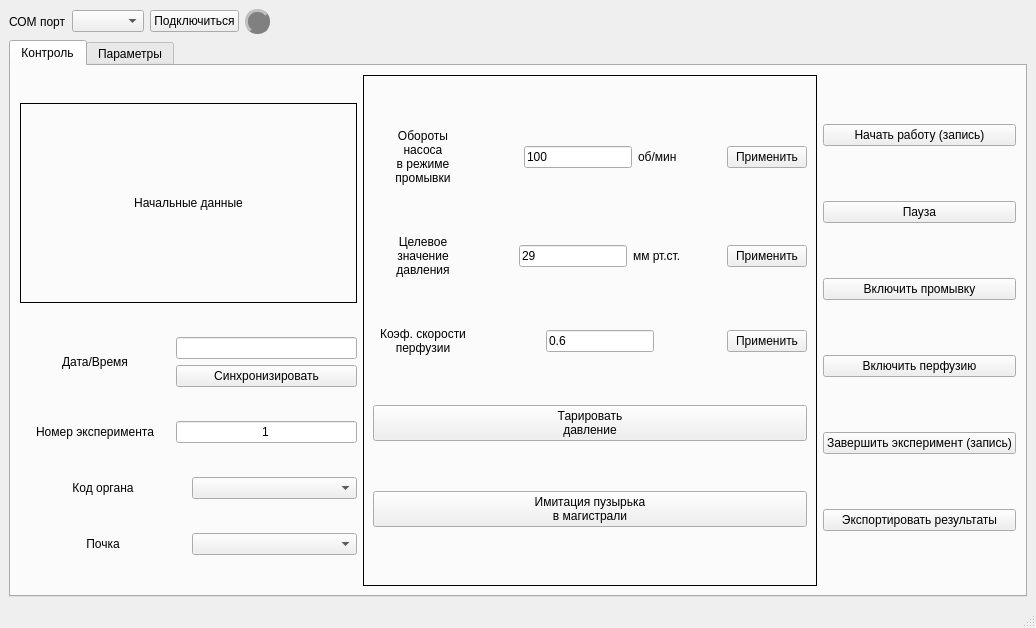
Qt form mainwindow.ui (walrusfriend/Kidney-Monitor-Qt) before a commit.
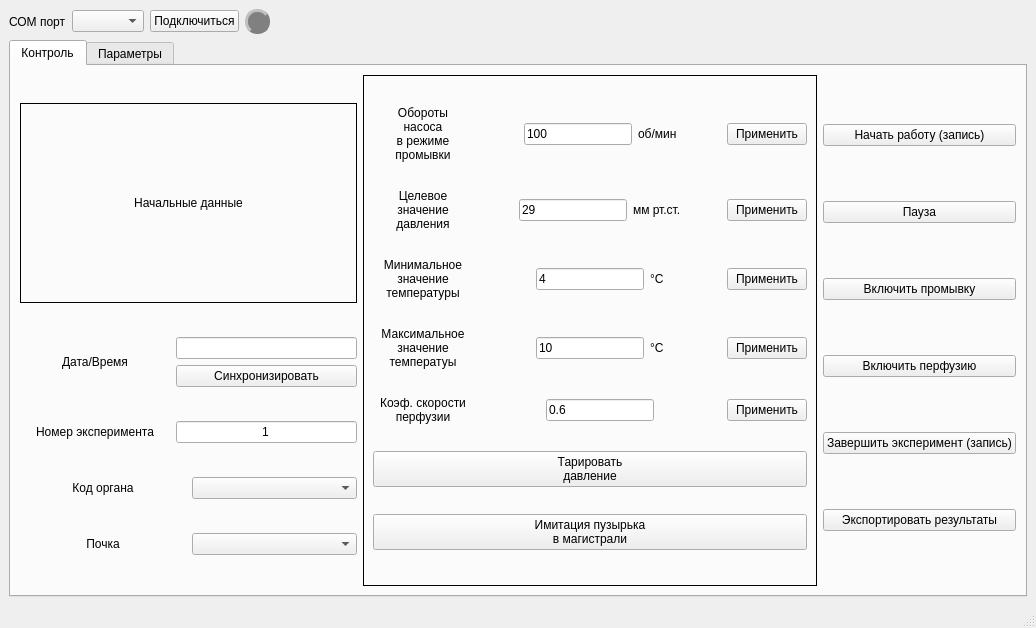
The same form after that commit.

Commit message: Added UI to change low and high temperature limits

Diff of the .ui file:
```diff
--- a/mainwindow.ui
+++ b/mainwindow.ui
@@ -404,6 +404,156 @@
              </item>
             </layout>
            </item>
+           <item>
+            <layout class="QHBoxLayout" name="horizontalLayout_29">
+             <item>
+              <widget class="QLabel" name="label_33">
+               <property name="minimumSize">
+                <size>
+                 <width>100</width>
+                 <height>0</height>
+                </size>
+               </property>
+               <property name="text">
+                <string>Минимальное
+значение
+температуры</string>
+               </property>
+               <property name="alignment">
+                <set>Qt::AlignmentFlag::AlignCenter</set>
+               </property>
+              </widget>
+             </item>
+             <item>
+              <spacer name="horizontalSpacer_8">
+               <property name="orientation">
+                <enum>Qt::Orientation::Horizontal</enum>
+               </property>
+               <property name="sizeHint" stdset="0">
+                <size>
+                 <width>40</width>
+                 <height>20</height>
+                </size>
+               </property>
+              </spacer>
+             </item>
+             <item>
+              <widget class="QLineEdit" name="le_temp_low_limit">
+               <property name="minimumSize">
+                <size>
+                 <width>100</width>
+                 <height>0</height>
+                </size>
+               </property>
+               <property name="text">
+                <string>4</string>
+               </property>
+              </widget>
+             </item>
+             <item>
+              <widget class="QLabel" name="label_34">
+               <property name="text">
+                <string>°C</string>
+               </property>
+              </widget>
+             </item>
+             <item>
+              <spacer name="horizontalSpacer_9">
+               <property name="orientation">
+                <enum>Qt::Orientation::Horizontal</enum>
+               </property>
+               <property name="sizeHint" stdset="0">
+                <size>
+                 <width>40</width>
+                 <height>20</height>
+                </size>
+               </property>
+              </spacer>
+             </item>
+             <item>
+              <widget class="QPushButton" name="pb_temp_low_limit">
+               <property name="text">
+                <string>Применить</string>
+               </property>
+              </widget>
+             </item>
+            </layout>
+           </item>
+           <item>
+            <layout class="QHBoxLayout" name="horizontalLayout_23">
+             <item>
+              <widget class="QLabel" name="label_32">
+               <property name="minimumSize">
+                <size>
+                 <width>100</width>
+                 <height>0</height>
+                </size>
+               </property>
+               <property name="text">
+                <string>Максимальное
+значение
+температуы</string>
+               </property>
+               <property name="alignment">
+                <set>Qt::AlignmentFlag::AlignCenter</set>
+               </property>
+              </widget>
+             </item>
+             <item>
+              <spacer name="horizontalSpacer_12">
+               <property name="orientation">
+                <enum>Qt::Orientation::Horizontal</enum>
+               </property>
+               <property name="sizeHint" stdset="0">
+                <size>
+                 <width>40</width>
+                 <height>20</height>
+                </size>
+               </property>
+              </spacer>
+             </item>
+             <item>
+              <widget class="QLineEdit" name="le_temp_high_limit">
+               <property name="minimumSize">
+                <size>
+                 <width>100</width>
+                 <height>0</height>
+                </size>
+               </property>
+               <property name="text">
+                <string>10</string>
+               </property>
+              </widget>
+             </item>
+             <item>
+              <widget class="QLabel" name="label_13">
+               <property name="text">
+                <string>°C</string>
+               </property>
+              </widget>
+             </item>
+             <item>
+              <spacer name="horizontalSpacer_10">
+               <property name="orientation">
+                <enum>Qt::Orientation::Horizontal</enum>
+               </property>
+               <property name="sizeHint" stdset="0">
+                <size>
+                 <width>40</width>
+                 <height>20</height>
+                </size>
+               </property>
+              </spacer>
+             </item>
+             <item>
+              <widget class="QPushButton" name="pb_temp_high_limit">
+               <property name="text">
+                <string>Применить</string>
+               </property>
+              </widget>
+             </item>
+            </layout>
+           </item>
            <item>
             <layout class="QHBoxLayout" name="horizontalLayout_30">
              <item>
```
The commit also changes 2 other files.
